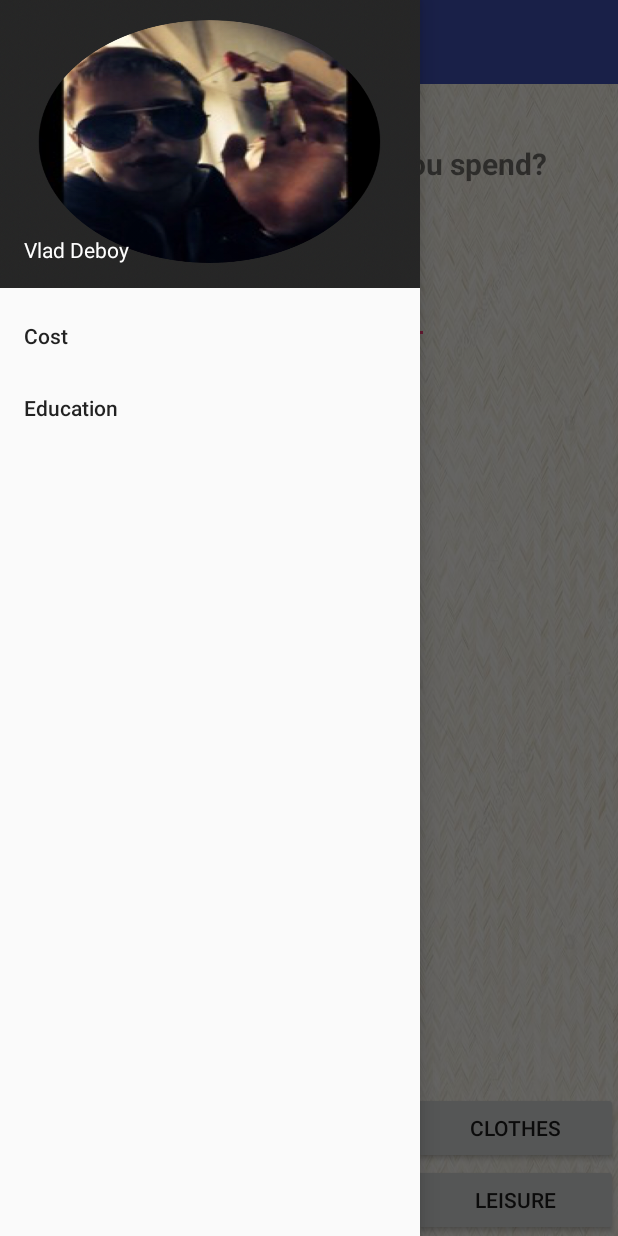
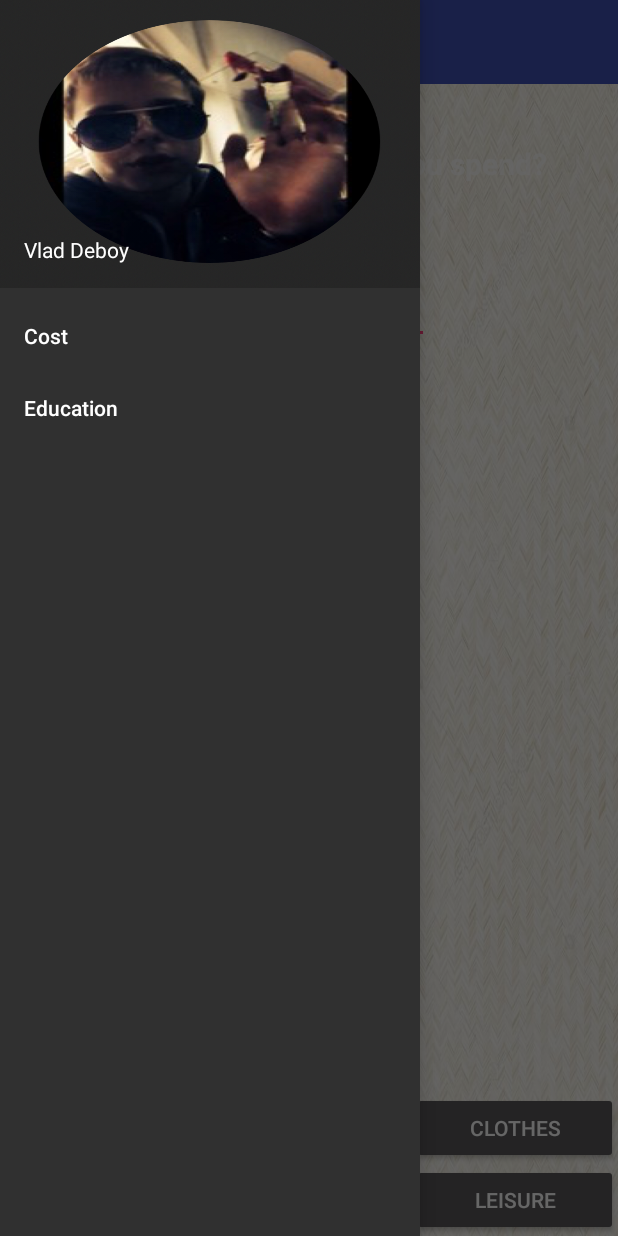
Before and after one commit to vlad7001/FranckFormator, an Android app: the SecondActivity screen opened directly, with no data from a screen before it, with the side drawer open, on a phone screen of 412 x 824 dp. Run offline under Robolectric (Android 15) with nearby library versions, the phone set to English and light mode, and no system bars.

Commit message:
fix toolbar

```diff
--- a/app/src/main/res/values/styles.xml
+++ b/app/src/main/res/values/styles.xml
@@ -1,7 +1,14 @@
 <resources>
 
     <!-- Base application theme. -->
-    <style name="AppTheme" parent="Theme.AppCompat.Light.NoActionBar">
+    <style name="AppTheme" parent="Theme.AppCompat.Light.DarkActionBar">
+        <!-- Customize your theme here. -->
+        <item name="colorPrimary">@color/colorPrimary</item>
+        <item name="colorPrimaryDark">@color/colorPrimaryDark</item>
+        <item name="colorAccent">@color/colorAccent</item>
+    </style>
+
+    <style name="AppThemeNoActionBar" parent="Theme.AppCompat.NoActionBar">
         <!-- Customize your theme here. -->
         <item name="colorPrimary">@color/colorPrimary</item>
         <item name="colorPrimaryDark">@color/colorPrimaryDark</item>
```
Also changed, not shown: app/src/main/AndroidManifest.xml (+4 -5 lines).
